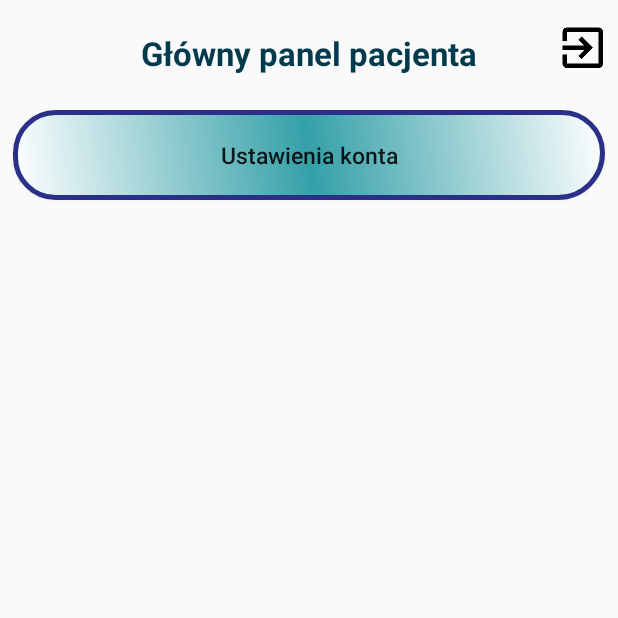
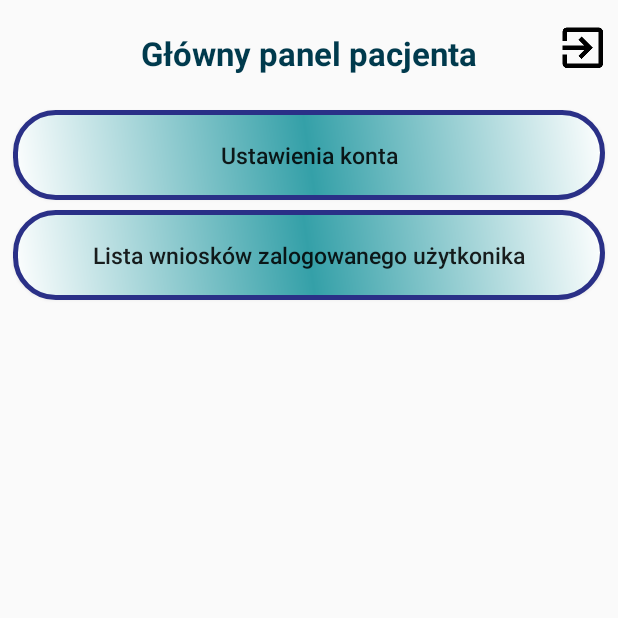
Before and after one commit to Patiko/MedicalWorkflow, an Android app: the PatientMainScreen screen opened directly, with no data from a screen before it, on a phone screen of 412 x 824 dp, the top half of it. Run offline under Robolectric (Android 15) with nearby library versions, the phone set to English and light mode, and no system bars.

Commit message:
First statuses implementation

```diff
--- a/app/src/main/java/com/example/lenovo/medicalworkflow/ActivitiesClass/Doctor/DoctorUserDetails.java
+++ b/app/src/main/java/com/example/lenovo/medicalworkflow/ActivitiesClass/Doctor/DoctorUserDetails.java
@@ -99,7 +99,7 @@ public class DoctorUserDetails extends Activity {
     /*    if(extras !=null) {
             int Value = extras.getInt("userIdKey");*/
         int Value = sharedpreferences.getInt(LoginActivity.UserId,0);
-        Toast.makeText(getApplicationContext(), "USER ID " + Value, Toast.LENGTH_LONG).show();
+       // Toast.makeText(getApplicationContext(), "USER ID " + Value, Toast.LENGTH_LONG).show();
         if (Value > 0) {
             //means this is the view part not the add contact part.
 /*                if(mydb.getMedicineData(Value).equals(null)||mydb.getMedicineData(Value).equals("")){
--- a/app/src/main/java/com/example/lenovo/medicalworkflow/ActivitiesClass/Doctor/UsedPatientDetails.java
+++ b/app/src/main/java/com/example/lenovo/medicalworkflow/ActivitiesClass/Doctor/UsedPatientDetails.java
@@ -114,7 +114,7 @@ public class UsedPatientDetails extends Activity {
         sharedpreferences = getSharedPreferences(LoginActivity.MyPREFERENCES, Context.MODE_PRIVATE);
         int Value = sharedpreferences.getInt(LoginActivity.UsedUserId,0);
 
-        Toast.makeText(getApplicationContext(), "USER ID " + Value, Toast.LENGTH_LONG).show();
+        //Toast.makeText(getApplicationContext(), "USER ID " + Value, Toast.LENGTH_LONG).show();
         if (Value > 0) {
                 //means this is the view part not the add contact part.
 /*                if(mydb.getMedicineData(Value).equals(null)||mydb.getMedicineData(Value).equals("")){
--- a/app/src/main/java/com/example/lenovo/medicalworkflow/ActivitiesClass/NFZWorker/NfzWorkerUserDetails.java
+++ b/app/src/main/java/com/example/lenovo/medicalworkflow/ActivitiesClass/NFZWorker/NfzWorkerUserDetails.java
@@ -104,7 +104,7 @@ public class NfzWorkerUserDetails extends Activity {
     /*    if(extras !=null) {
             int Value = extras.getInt("userIdKey");*/
         int Value = sharedpreferences.getInt(LoginActivity.UserId,0);
-        Toast.makeText(getApplicationContext(), "USER ID " + Value, Toast.LENGTH_LONG).show();
+     //   Toast.makeText(getApplicationContext(), "USER ID " + Value, Toast.LENGTH_LONG).show();
         if (Value > 0) {
             //means this is the view part not the add contact part.
 /*                if(mydb.getMedicineData(Value).equals(null)||mydb.getMedicineData(Value).equals("")){
--- a/app/src/main/java/com/example/lenovo/medicalworkflow/ActivitiesClass/Patient/PatientMainScreen.java
+++ b/app/src/main/java/com/example/lenovo/medicalworkflow/ActivitiesClass/Patient/PatientMainScreen.java
@@ -10,6 +10,7 @@ import android.widget.Button;
 import android.widget.TextView;
 import android.widget.Toast;
 
+import com.example.lenovo.medicalworkflow.ActivitiesClass.CheckSubmissionList;
 import com.example.lenovo.medicalworkflow.Database.AndroidDatabaseManager;
 import com.example.lenovo.medicalworkflow.ActivitiesClass.LoginActivity;
 import com.example.lenovo.medicalworkflow.R;
@@ -33,6 +34,14 @@ public class PatientMainScreen extends Activity {
             public void onClick(View v) {
                 Intent i = new Intent(PatientMainScreen.this, PatientUserDetails.class);
           //      i.putExtra("userIdKey",userIdFromLogin+1);
+                startActivity(i);
+            }
+        });
+
+        b2=(Button)findViewById(R.id.checkSubmissionListB);
+        b2.setOnClickListener(new View.OnClickListener(){
+            public void onClick(View v){
+                Intent i = new Intent(PatientMainScreen.this, CheckSubmissionList.class);
                 startActivity(i);
             }
         });
--- a/app/src/main/java/com/example/lenovo/medicalworkflow/ActivitiesClass/Patient/PatientUserDetails.java
+++ b/app/src/main/java/com/example/lenovo/medicalworkflow/ActivitiesClass/Patient/PatientUserDetails.java
@@ -99,7 +99,7 @@ public class PatientUserDetails extends Activity {
 
         int Value = sharedpreferences.getInt(LoginActivity.UserId,0);
 
-            Toast.makeText(getApplicationContext(), "USER ID " + Value, Toast.LENGTH_LONG).show();
+          //  Toast.makeText(getApplicationContext(), "USER ID " + Value, Toast.LENGTH_LONG).show();
             if (Value > 0) {
                 //means this is the view part not the add contact part.
 /*                if(mydb.getMedicineData(Value).equals(null)||mydb.getMedicineData(Value).equals("")){
--- a/app/src/main/java/com/example/lenovo/medicalworkflow/ActivitiesClass/Pharmacist/PharmacistUserDetails.java
+++ b/app/src/main/java/com/example/lenovo/medicalworkflow/ActivitiesClass/Pharmacist/PharmacistUserDetails.java
@@ -100,7 +100,7 @@ public class PharmacistUserDetails extends Activity {
     /*    if(extras !=null) {
             int Value = extras.getInt("userIdKey");*/
         int Value = sharedpreferences.getInt(LoginActivity.UserId,0);
-        Toast.makeText(getApplicationContext(), "USER ID " + Value, Toast.LENGTH_LONG).show();
+       // Toast.makeText(getApplicationContext(), "USER ID " + Value, Toast.LENGTH_LONG).show();
         if (Value > 0) {
             //means this is the view part not the add contact part.
 /*                if(mydb.getMedicineData(Value).equals(null)||mydb.getMedicineData(Value).equals("")){
--- a/app/src/main/java/com/example/lenovo/medicalworkflow/Database/DBHelper.java
+++ b/app/src/main/java/com/example/lenovo/medicalworkflow/Database/DBHelper.java
@@ -456,10 +456,10 @@ public class DBHelper extends SQLiteOpenHelper {
 
 
 
-    public Cursor getAllSubmissionByType(String doc_type) {
+    public Cursor getAllSubmissionByType(String doc_type, Integer doctor_id) {
 
         SQLiteDatabase db = this.getReadableDatabase();
-        Cursor cursor =db.query(SUBMISSION_TABLE_NAME,null," doc_type=? ",new String[]{doc_type},null,null,null);
+        Cursor cursor =db.query(SUBMISSION_TABLE_NAME,null," doc_type=? and doctor_id=? ",new String[]{doc_type,Integer.toString(doctor_id)},null,null,null);
         cursor.moveToFirst();
         if (cursor == null) {
             return null;
--- a/app/src/main/res/layout/display_submission.xml
+++ b/app/src/main/res/layout/display_submission.xml
@@ -46,7 +46,11 @@
                 android:layout_width="match_parent"
                 android:layout_height="wrap_content"
                 android:orientation="horizontal"
-                android:background="@drawable/border_ui">
+                android:background="@drawable/border_ui"
+                android:paddingLeft="3sp"
+                android:paddingRight="3sp"
+                android:paddingBottom="3sp"
+                android:paddingTop="3sp">
 
                 <TextView
                     android:text="@string/docType"
--- a/app/src/main/res/layout/doctor_user_details.xml
+++ b/app/src/main/res/layout/doctor_user_details.xml
@@ -466,7 +466,8 @@
                 android:layout_width="match_parent"
                 android:layout_height="wrap_content"
                 android:layout_weight="0.80"
-                android:inputType="number">
+                android:inputType="textPostalAddress"
+                android:maxLength="6">
             </EditText>
             <TextView
                 android:id="@+id/cityTV"
--- a/app/src/main/res/layout/edit_status_popup.xml
+++ b/app/src/main/res/layout/edit_status_popup.xml
@@ -36,7 +36,8 @@
             android:layout_width="match_parent"
             android:layout_height="wrap_content"
             android:layout_below="@+id/layout1"
-            android:orientation="horizontal">
+            android:orientation="horizontal"
+            android:layout_marginTop="10sp">
 
             <Button
                 android:id="@+id/acceptButton"
--- a/app/src/main/res/layout/nfz_worker_user_details.xml
+++ b/app/src/main/res/layout/nfz_worker_user_details.xml
@@ -349,13 +349,14 @@
                 android:text="@string/postCode"
                 android:layout_weight="0.98"
                 android:textSize="11.5sp"
-                android:layout_gravity="center"/>
+                android:layout_gravity="center" />
             <EditText
                 android:id="@+id/postCodeET"
                 android:layout_width="match_parent"
                 android:layout_height="wrap_content"
                 android:layout_weight="0.80"
-                android:inputType="number">
+                android:inputType="textPostalAddress"
+                android:maxLength="6">
             </EditText>
             <TextView
                 android:id="@+id/cityTV"
--- a/app/src/main/res/layout/patient_main_screen.xml
+++ b/app/src/main/res/layout/patient_main_screen.xml
@@ -74,6 +74,20 @@
                     android:textAllCaps="false"
                     android:textSize="15sp" />
 
+                <Button
+                    android:id="@+id/checkSubmissionListB"
+                    android:layout_width="match_parent"
+                    android:layout_height="wrap_content"
+                    android:layout_gravity="fill_horizontal"
+                    android:layout_marginBottom="3sp"
+                    android:layout_marginLeft="3sp"
+                    android:layout_marginRight="3sp"
+                    android:layout_marginTop="3sp"
+                    android:background="@drawable/button_shape"
+                    android:text="@string/checkSubmissionListText"
+                    android:textAllCaps="false"
+                    android:textSize="15sp" />
+
 <!--                <Button
                     android:id="@+id/checkMedicineListB"
                     android:layout_width="match_parent"
--- a/app/src/main/res/layout/pharmacist_user_details.xml
+++ b/app/src/main/res/layout/pharmacist_user_details.xml
@@ -466,7 +466,8 @@
                 android:layout_width="match_parent"
                 android:layout_height="wrap_content"
                 android:layout_weight="0.80"
-                android:inputType="number">
+                android:inputType="textPostalAddress"
+                android:maxLength="6">
             </EditText>
             <TextView
                 android:id="@+id/cityTV"
--- a/app/src/main/res/values/strings.xml
+++ b/app/src/main/res/values/strings.xml
@@ -39,7 +39,7 @@
 
     <string name="checkSubmissionList">Lista wniosków</string>
     <string name="submissionTypeTV">Typ wniosku</string>
-    <string name="checkSubmissionListText">Lista wszystkich wniosków</string>
+    <string name="checkSubmissionListText">Lista wniosków zalogowanego użytkonika</string>
     <string name="checkSubmissionListByPatientText">Lista wniosków dla wybranego pacjenta</string>
     <string name="createdDate">Data wystawienia: </string>
     <string name="doc_id">ID: </string>
```
Also changed, not shown: app/src/main/java/com/example/lenovo/medicalworkflow/ActivitiesClass/CheckSubmissionList.java (+14 -2 lines), app/src/main/java/com/example/lenovo/medicalworkflow/ActivitiesClass/CheckSubmissionListByPatient.java (+25 -2 lines), app/src/main/java/com/example/lenovo/medicalworkflow/ActivitiesClass/DisplaySubmission.java (+40 -0 lines), app/src/main/res/layout/submission_item.xml (+12 -11 lines).
